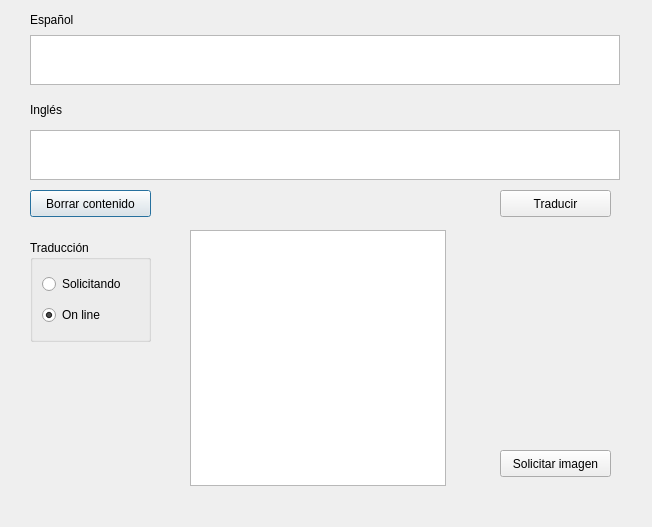
The window that proyecto_AI/modulos/dialog.ui (clsard/designQt) describes before a commit, drawn with Qt 5.
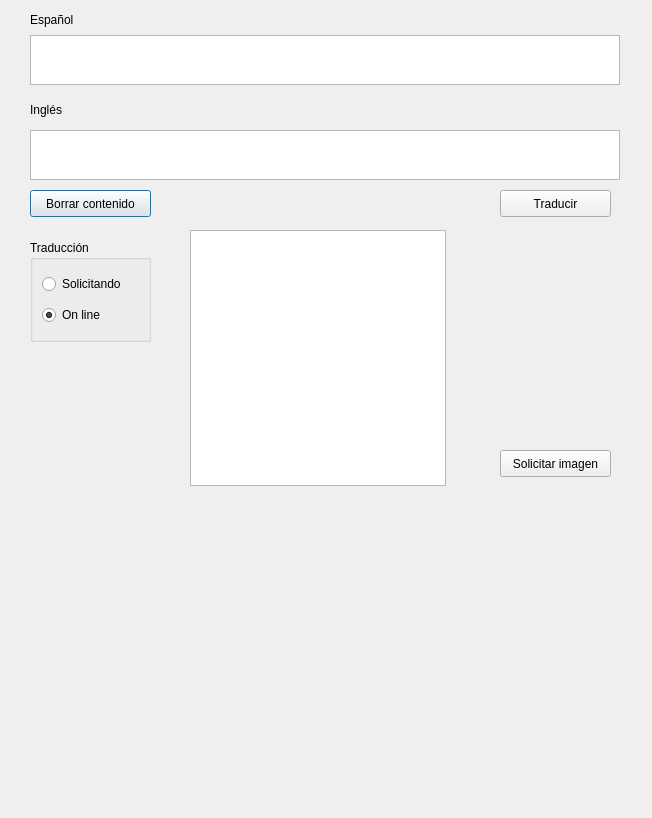
The same window after the commit.

```diff
--- a/proyecto_AI/modulos/dialog.ui
+++ b/proyecto_AI/modulos/dialog.ui
@@ -7,7 +7,7 @@
     <x>0</x>
     <y>0</y>
     <width>652</width>
-    <height>527</height>
+    <height>818</height>
    </rect>
   </property>
   <property name="windowTitle">
```
Left out of the diff: 9 changed lines with no effect on the pictures.
